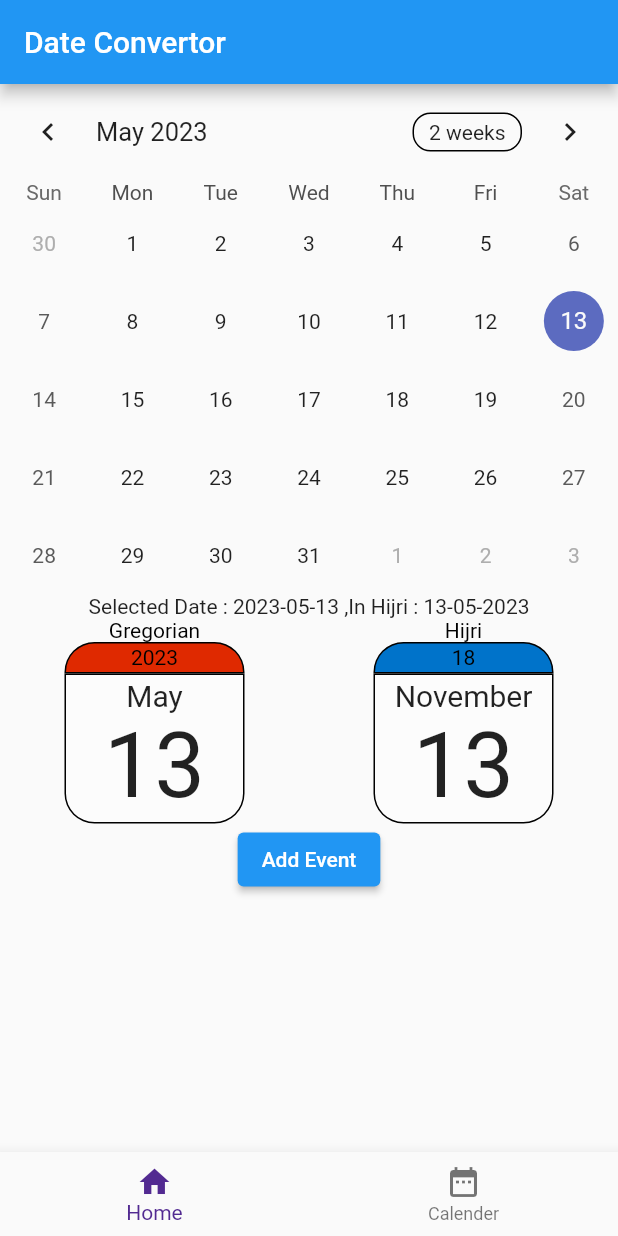
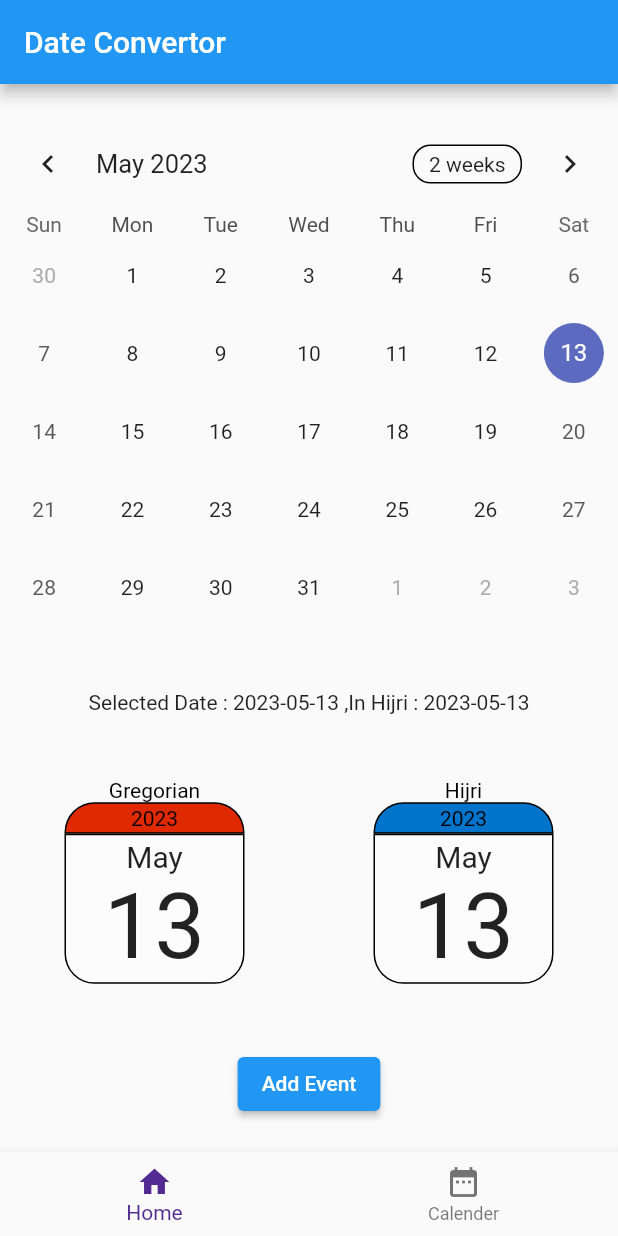
Before and after one commit to Nizar-Sweiss/Gregorian-Date-Converter, a Flutter app: the screen it shows after launch, on a phone screen of 412 x 824 dp. Run offline on Flutter 3.47's test engine with Material 2 defaults, Android fonts, the phone set to English and light mode, and no system bars; drawn by our look-alikes of table_calendar; our stand-ins replace cloud_firestore, firebase_core, hijri; accounts and stored records are empty; network calls fail.

Commit message:
fix: display hijri date in the correct format

```diff
--- a/app/lib/Presentation/Widgets/date_displayer.dart
+++ b/app/lib/Presentation/Widgets/date_displayer.dart
@@ -1,36 +1,39 @@
 import 'package:flutter/material.dart';
 import 'package:intl/intl.dart';
+import 'package:hijri/hijri_calendar.dart';
 
-class buildDateDisplayer extends StatelessWidget {
+// ignore: must_be_immutable
+class BuildDateDisplayer extends StatelessWidget {
   final bool isGregorianColor;
   DateTime date;
 
-  buildDateDisplayer(
+  BuildDateDisplayer(
       {super.key, required this.isGregorianColor, required this.date});
 
   @override
   Widget build(BuildContext context) {
+    print("DAtee in CW ::::: $date");
     return Column(
       mainAxisSize: MainAxisSize.max,
       children: [
         Text(
           isGregorianColor ? "Gregorian" : "Hijri",
-          style: TextStyle(color: const Color.fromARGB(255, 0, 0, 0)),
+          style: const TextStyle(color: Color.fromARGB(255, 0, 0, 0)),
         ),
         Container(
           width: 120,
           height: 21,
           decoration: BoxDecoration(
               color: isGregorianColor
-                  ? Color.fromARGB(255, 223, 41, 0)
-                  : Color.fromARGB(255, 0, 115, 202),
+                  ? const Color.fromARGB(255, 223, 41, 0)
+                  : const Color.fromARGB(255, 0, 115, 202),
               borderRadius: const BorderRadius.only(
                   topLeft: Radius.circular(20), topRight: Radius.circular(20)),
               border: Border.all(color: Colors.black)),
           child: Center(
             child: Text(
               date.year.toString(),
-              style: TextStyle(color: const Color.fromARGB(255, 0, 0, 0)),
+              style: const TextStyle(color: Color.fromARGB(255, 0, 0, 0)),
             ),
           ),
         ),
@@ -42,16 +45,16 @@ class buildDateDisplayer extends StatelessWidget {
             borderRadius: const BorderRadius.only(
                 bottomLeft: Radius.circular(20),
                 bottomRight: Radius.circular(20)),
-            color: Color.fromARGB(255, 252, 252, 252),
+            color: const Color.fromARGB(255, 252, 252, 252),
           ),
           child: Column(mainAxisAlignment: MainAxisAlignment.center, children: [
             Text(
               DateFormat.MMMM().format(date),
-              style: TextStyle(fontSize: 20),
+              style: const TextStyle(fontSize: 20),
             ),
             Text(
               date.day.toString(),
-              style: TextStyle(fontSize: 60),
+              style: const TextStyle(fontSize: 60),
             )
           ]),
         ),
--- a/app/lib/Presentation/date_convertor_class.dart
+++ b/app/lib/Presentation/date_convertor_class.dart
@@ -1,6 +1,7 @@
 import 'dart:convert';
 import 'package:app/Presentation/Widgets/date_displayer.dart';
 import 'package:cloud_firestore/cloud_firestore.dart';
+// ignore: depend_on_referenced_packages
 import 'package:intl/intl.dart';
 import 'package:flutter/material.dart';
 import 'package:table_calendar/table_calendar.dart';
@@ -17,10 +18,10 @@ class DateConvertor extends StatefulWidget {
 }
 
 class _DateConvertorState extends State<DateConvertor> {
-  DateTime firstDay = DateTime.utc(1900, 1, 1);
-  DateTime lastDay = DateTime.utc(2040, 1, 1);
+  final DateTime firstDay = DateTime.utc(1900, 1, 1);
+  final DateTime lastDay = DateTime.utc(2040, 1, 1);
 
-  String dateTest = DateFormat('dd-MM-yyyy').format(today);
+  String theFormatedHijriDate = DateFormat('yyyy-MM-dd').format(today);
 
   final FirebaseFirestore firestore = FirebaseFirestore.instance;
 
@@ -28,7 +29,6 @@ class _DateConvertorState extends State<DateConvertor> {
 
   @override
   void initState() {
-    // TODO: implement initState
     super.initState();
     displayHijriDate();
   }
@@ -38,6 +38,7 @@ class _DateConvertorState extends State<DateConvertor> {
       today = day;
 
       displayHijriDate();
+      formatHijriDate(theFormatedHijriDate);
     });
   }
 
@@ -48,23 +49,26 @@ class _DateConvertorState extends State<DateConvertor> {
         title: const Text("Date Convertor"),
       ),
       body: Center(
-          child: Column(children: [
-        BuildTableCalendar(),
+          child: Column(
+              mainAxisAlignment: MainAxisAlignment.spaceAround,
+              children: [
+            buildTableCalendar(),
             Text(
-            "Selected Date : ${today.toString().split(" ")[0]} ,In Hijri : $dateTest"),
+                "Selected Date : ${today.toString().split(" ")[0]} ,In Hijri : $theFormatedHijriDate"),
             Row(
               mainAxisAlignment: MainAxisAlignment.spaceAround,
               children: [
-            buildDateDisplayer(isGregorianColor: true, date: today),
-            buildDateDisplayer(
-                isGregorianColor: false, date: dateFormaterr(hijriDate)),
+                BuildDateDisplayer(isGregorianColor: true, date: today),
+                BuildDateDisplayer(
+                    isGregorianColor: false,
+                    date: DateTime.parse(theFormatedHijriDate)),
               ],
             ),
             ElevatedButton(
                 onPressed: () {
                   buildBottomSheet(context);
                 },
-            child: Text("Add Event")),
+                child: const Text("Add Event")),
           ])),
     );
   }
@@ -74,7 +78,7 @@ class _DateConvertorState extends State<DateConvertor> {
         useSafeArea: true,
         context: context,
         builder: (BuildContext context) {
-          return Container(
+          return SizedBox(
             height: 200,
             child: Column(
               children: [
@@ -100,7 +104,7 @@ class _DateConvertorState extends State<DateConvertor> {
                         onPressed: () {
                           Navigator.pop(context);
                         },
-                        child: Text('Cancel'),
+                        child: const Text('Cancel'),
                       ),
                     ),
                     SizedBox(
@@ -115,7 +119,7 @@ class _DateConvertorState extends State<DateConvertor> {
                           addDataToFirebase(eventData.text, today);
                           Navigator.pop(context);
                         },
-                        child: Text('Add'),
+                        child: const Text('Add'),
                       ),
                     ),
                   ],
@@ -137,7 +141,7 @@ class _DateConvertorState extends State<DateConvertor> {
     });
   }
 
-  TableCalendar<dynamic> BuildTableCalendar() {
+  TableCalendar<dynamic> buildTableCalendar() {
     return TableCalendar(
       selectedDayPredicate: (day) => isSameDay(day, today),
       focusedDay: today,
@@ -152,19 +156,36 @@ class _DateConvertorState extends State<DateConvertor> {
     hijriDate = gregorianDate;
     if (gregorianDate.isNotEmpty) {
       // Call API to convert date
-      String hijriDate = await convertDate(gregorianDate);
+      String hijriDate = await getHijriDate(gregorianDate);
+      print("Hijri ? ::: $hijriDate");
+      DateTime formatedHijriDate = formatHijriDate(hijriDate);
+      print(" hiijjrriiii ??? $formatedHijriDate");
       setState(() {
-        dateTest = hijriDate;
+        theFormatedHijriDate =
+            DateFormat('yyyy-MM-dd').format(formatedHijriDate);
       });
     }
   }
 
-  Future<String> convertDate(String gregorianDate) async {
+  DateTime formatHijriDate(String hijridate) {
+    List<String> dateParts = hijridate.split('-');
+
+    int year = int.parse(dateParts[2]);
+    int month = int.parse(dateParts[1]);
+    int day = int.parse(dateParts[0]);
+    DateTime formatedHijriDate = DateTime(year, month, day);
+
+    print("Formated Hijri Date :::: $formatedHijriDate");
+    return formatedHijriDate;
+  }
+
+  Future<String> getHijriDate(String gregorianDate) async {
     final url = Uri.parse('http://api.aladhan.com/v1/gToH/$gregorianDate');
     final response = await http.get(url);
     // print("Method res : ${response.body}");
     if (response.statusCode == 200) {
       final jsonResponse = jsonDecode(response.body);
+      hijriDate = jsonResponse['data']['hijri']['date'];
       return jsonResponse['data']['hijri']['date'];
     } else {
       throw Exception('Failed to convert date');
@@ -185,6 +206,6 @@ class _DateConvertorState extends State<DateConvertor> {
     DateFormat inputFormat = DateFormat('yyyy-MM-dd');
     DateTime date = inputFormat.parse(theDate);
 
-    return date; // Output: Mon, May 9, 2023
+    return date;
   }
 }
--- a/app/pubspec.yaml
+++ b/app/pubspec.yaml
@@ -41,6 +41,7 @@ dependencies:
   cloud_firestore_platform_interface:
   cloud_firestore: ^4.7.0
   firebase_auth:
+  hijri:
 
 dev_dependencies:
   flutter_test:
```
Also changed, not shown: app/pubspec.lock. Lines whose indentation alone changed are shown as unchanged.
